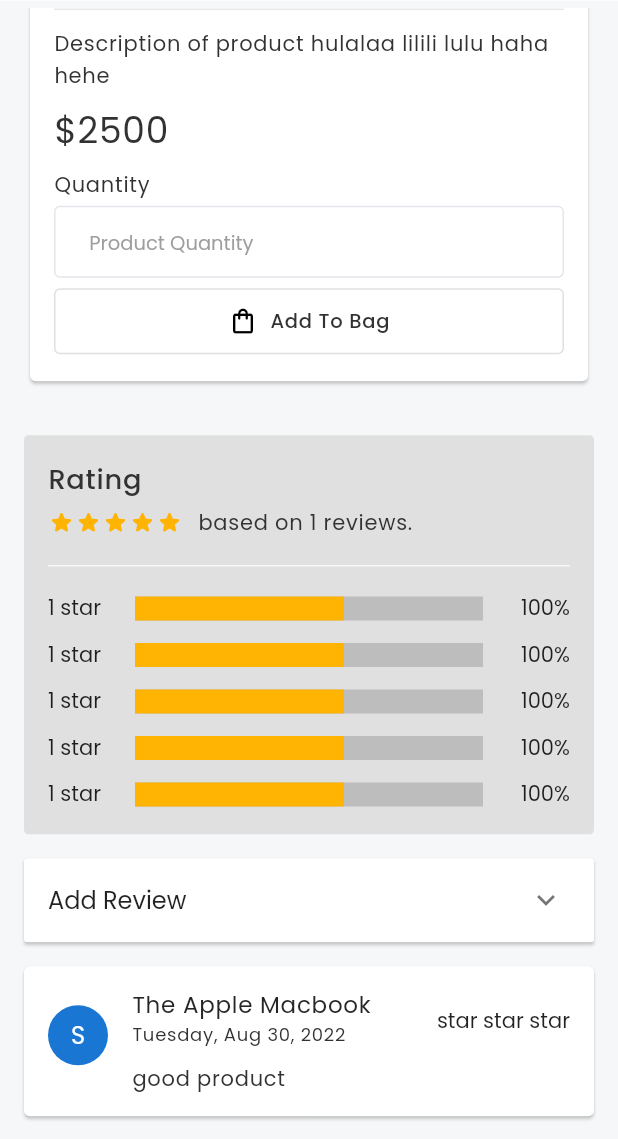
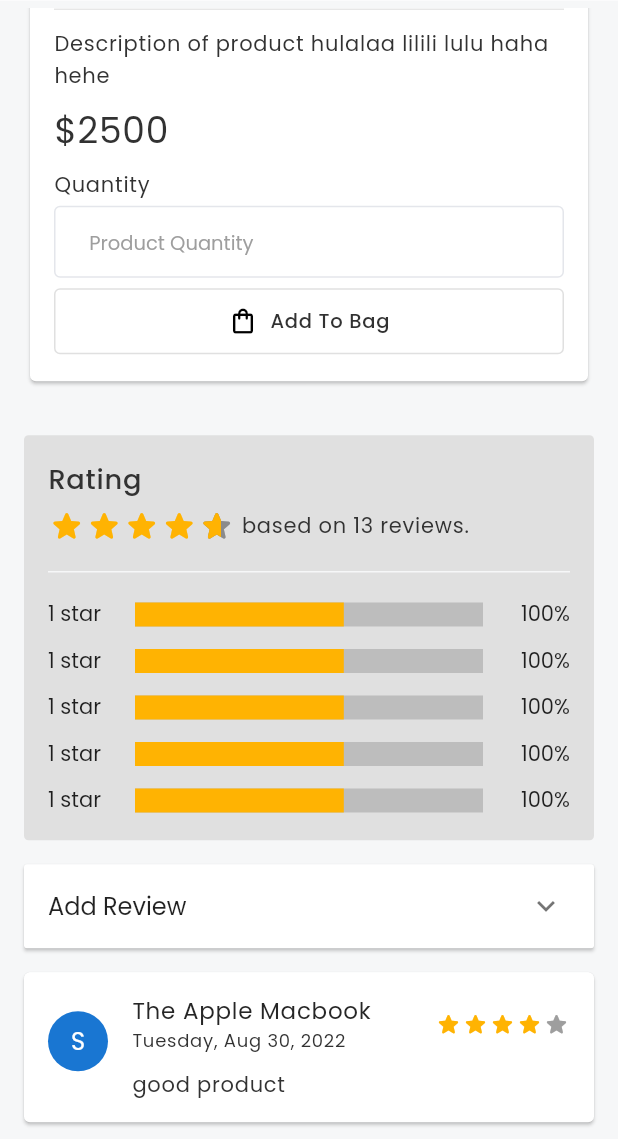
Before and after one commit to SanjibLimbu/ecommerce_app_flutter, a Flutter app: the ProductDetailPage screen opened by its route, scrolled down 482 dp, on a phone screen of 412 x 824 dp, the part 97-1236 px from its top. Run offline on Flutter 3.47's test engine with Material 2 defaults, Android fonts, the phone set to English and light mode, and no system bars; drawn by our look-alikes of flutter_rating_bar; our stand-ins replace carousel_slider, smooth_page_indicator.

Commit message:
rating range and rating bar added

```diff
--- a/lib/main.dart
+++ b/lib/main.dart
@@ -1,4 +1,4 @@
-import 'package:ecommerce_app/Product/product_detail_page.dart';
+import 'package:ecommerce_app/screens/Product/product_detail_page.dart';
 import 'package:ecommerce_app/screens/SignUp/signup_screen.dart';
 import 'package:ecommerce_app/screens/login/login_screen.dart';
 import 'package:ecommerce_app/screens/shop/shop.dart';
--- a/lib/Product/add_review.dart
+++ b/lib/screens/Product/add_review.dart
@@ -2,6 +2,7 @@ import 'package:ecommerce_app/constants/color.dart';
 import 'package:ecommerce_app/constants/style.dart';
 import 'package:ecommerce_app/widgets/text_field.dart';
 import 'package:flutter/material.dart';
+import 'package:flutter_rating_bar/flutter_rating_bar.dart';
 
 class AddReviewWidget extends StatefulWidget {
   const AddReviewWidget({
@@ -30,7 +31,9 @@ class _AddReviewWidgetState extends State<AddReviewWidget> {
   @override
   Widget build(BuildContext context) {
     return Padding(
-      padding: const EdgeInsets.symmetric(horizontal: 16,),
+      padding: const EdgeInsets.symmetric(
+        horizontal: 16,
+      ),
       child: ExpansionPanelList(
         elevation: 1,
         key: expansionTileKey,
@@ -97,38 +100,22 @@ class _AddReviewWidgetState extends State<AddReviewWidget> {
                   const SizedBox(
                     height: 3,
                   ),
-                  Row(
-                    mainAxisAlignment: MainAxisAlignment.start,
-                    children: const [
-                      Icon(
-                        Icons.star_rounded,
-                        size: 18,
-                        color: starColor,
-                      ),
-                      Icon(
-                        Icons.star_rounded,
-                        size: 18,
-                        color: starColor,
-                      ),
-                      Icon(
-                        Icons.star_rounded,
-                        size: 18,
-                        color: starColor,
-                      ),
-                      Icon(
-                        Icons.star_rounded,
-                        size: 18,
-                        color: starColor,
-                      ),
-                      Icon(
-                        Icons.star_rounded,
-                        size: 18,
-                        color: starColor,
-                      ),
-                      SizedBox(
-                        width: 10,
-                      ),
-                    ],
+                  RatingBar.builder(
+                    initialRating: 3,
+                    minRating: 1,
+                    direction: Axis.horizontal,
+                    allowHalfRating: true,
+                    itemCount: 5,
+                    glow: false,
+                    itemSize:25,
+                    itemPadding: const EdgeInsets.symmetric(horizontal: 0),
+                    itemBuilder: (context, _) => const Icon(
+                      Icons.star_rounded,
+                      color: starColor,
+                    ),
+                    onRatingUpdate: (rating) {
+                      print(rating);
+                    },
                   ),
                   const SizedBox(
                     height: 15,
--- a/lib/Product/product_des.dart
+++ b/lib/screens/Product/product_des.dart
@@ -1,4 +1,4 @@
-import 'package:ecommerce_app/Product/add_to_bag_btn.dart';
+import 'package:ecommerce_app/screens/Product/add_to_bag_btn.dart';
 import 'package:ecommerce_app/constants/color.dart';
 import 'package:ecommerce_app/constants/style.dart';
 import 'package:ecommerce_app/widgets/text_field.dart';
--- a/lib/Product/product_detail_page.dart
+++ b/lib/screens/Product/product_detail_page.dart
@@ -1,12 +1,13 @@
-import 'package:ecommerce_app/Product/add_review.dart';
-import 'package:ecommerce_app/Product/product_des.dart';
-import 'package:ecommerce_app/Product/rating_widget.dart';
+import 'package:ecommerce_app/screens/Product/add_review.dart';
+import 'package:ecommerce_app/screens/Product/product_des.dart';
+import 'package:ecommerce_app/screens/Product/rating_widget.dart';
 import 'package:ecommerce_app/constants/color.dart';
 import 'package:ecommerce_app/constants/style.dart';
 import 'package:ecommerce_app/screens/drawer/cart/cart_drawer.dart';
 import 'package:ecommerce_app/widgets/mimi_app_bar.dart';
 
 import 'package:flutter/material.dart';
+import 'package:flutter_rating_bar/flutter_rating_bar.dart';
 
 class ProductDetailPage extends StatefulWidget {
   const ProductDetailPage({super.key});
@@ -70,7 +71,7 @@ class _ProductDetailPageState extends State<ProductDetailPage> {
               ],
             ),
             const ProductDescription(),
-            const RatingWidget(),
+            const CustomRatingWidget(),
             const AddReviewWidget(),
             Padding(
               padding: const EdgeInsets.symmetric(
@@ -88,7 +89,17 @@ class _ProductDetailPageState extends State<ProductDetailPage> {
                       radius: 20,
                       child: Text('S'),
                     ),
-                    trailing: const Text('star star star'),
+                    trailing: RatingBarIndicator(
+                      direction: Axis.horizontal,
+                      rating: 4,
+                      itemCount: 5,
+                      itemSize: 18,
+                      itemPadding: const EdgeInsets.symmetric(horizontal: 0),
+                      itemBuilder: (context, _) => const Icon(
+                        Icons.star_rounded,
+                        color: starColor,
+                      ),
+                    ),
                     title: Text(
                       'The Apple Macbook',
                       style:
--- a/lib/Product/rating_widget.dart
+++ b/lib/screens/Product/rating_widget.dart
@@ -1,9 +1,10 @@
 import 'package:ecommerce_app/constants/color.dart';
 import 'package:ecommerce_app/constants/style.dart';
 import 'package:flutter/material.dart';
+import 'package:flutter_rating_bar/flutter_rating_bar.dart';
 
-class RatingWidget extends StatelessWidget {
-  const RatingWidget({
+class CustomRatingWidget extends StatelessWidget {
+  const CustomRatingWidget({
     Key? key,
   }) : super(key: key);
 
@@ -34,36 +35,28 @@ class RatingWidget extends StatelessWidget {
             Row(
               mainAxisAlignment: MainAxisAlignment.start,
               children: [
-                const Icon(
-                  Icons.star_rounded,
-                  size: 18,
-                  color: starColor,
-                ),
-                const Icon(
-                  Icons.star_rounded,
-                  size: 18,
-                  color: starColor,
-                ),
-                const Icon(
-                  Icons.star_rounded,
-                  size: 18,
-                  color: starColor,
-                ),
-                const Icon(
-                  Icons.star_rounded,
-                  size: 18,
-                  color: starColor,
-                ),
-                const Icon(
-                  Icons.star_rounded,
-                  size: 18,
-                  color: starColor,
+                RatingBarIndicator(
+
+
+
+
+                  direction: Axis.horizontal,
+                  rating: 4.6,
+
+                  itemCount: 5,
+                  itemSize: 25,
+                  itemPadding: const EdgeInsets.symmetric(horizontal: 0),
+                  itemBuilder: (context, _) => const Icon(
+                    Icons.star_rounded,
+                    color: starColor,
+                  ),
+
                 ),
                 const SizedBox(
-                  width: 10,
+                  width: 4,
                 ),
                 Text(
-                  'based on 1 reviews.',
+                  'based on 13 reviews.',
                   style: textStyle.copyWith(
                     color: primaryColor,
                   ),
@@ -100,8 +93,7 @@ class RatingWidget extends StatelessWidget {
                         child: LinearProgressIndicator(
                           minHeight: 16,
                           value: 0.6,
-                          valueColor:
-                              const AlwaysStoppedAnimation<Color>(
+                          valueColor: const AlwaysStoppedAnimation<Color>(
                             Color(0xffffb302),
                           ),
                           backgroundColor: Colors.grey.shade400,
--- a/lib/screens/shop/shop.dart
+++ b/lib/screens/shop/shop.dart
@@ -1,4 +1,4 @@
-import 'package:ecommerce_app/Product/product_card.dart';
+import 'package:ecommerce_app/screens/Product/product_card.dart';
 import 'package:ecommerce_app/constants/color.dart';
 import 'package:ecommerce_app/screens/drawer/cart/cart_drawer.dart';
 
--- a/pubspec.yaml
+++ b/pubspec.yaml
@@ -39,6 +39,7 @@ dependencies:
   smooth_page_indicator: ^1.0.0+2
   carousel_slider: ^4.2.1
   flutter_staggered_grid_view: ^0.6.2
+  flutter_rating_bar: ^4.0.1
 
 
 dev_dependencies:
```
Also changed, not shown: lib/screens/Product/add_to_bag_btn.dart (renamed from lib/Product/add_to_bag_btn.dart), lib/screens/Product/product_card.dart (renamed from lib/Product/product_card.dart), pubspec.lock.
